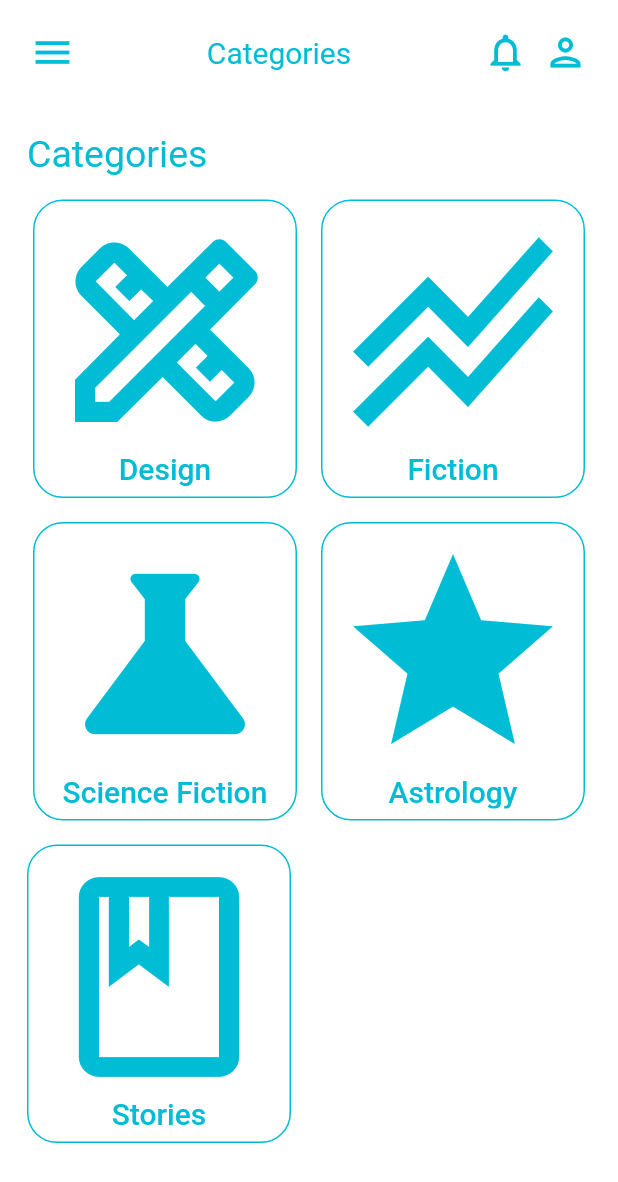
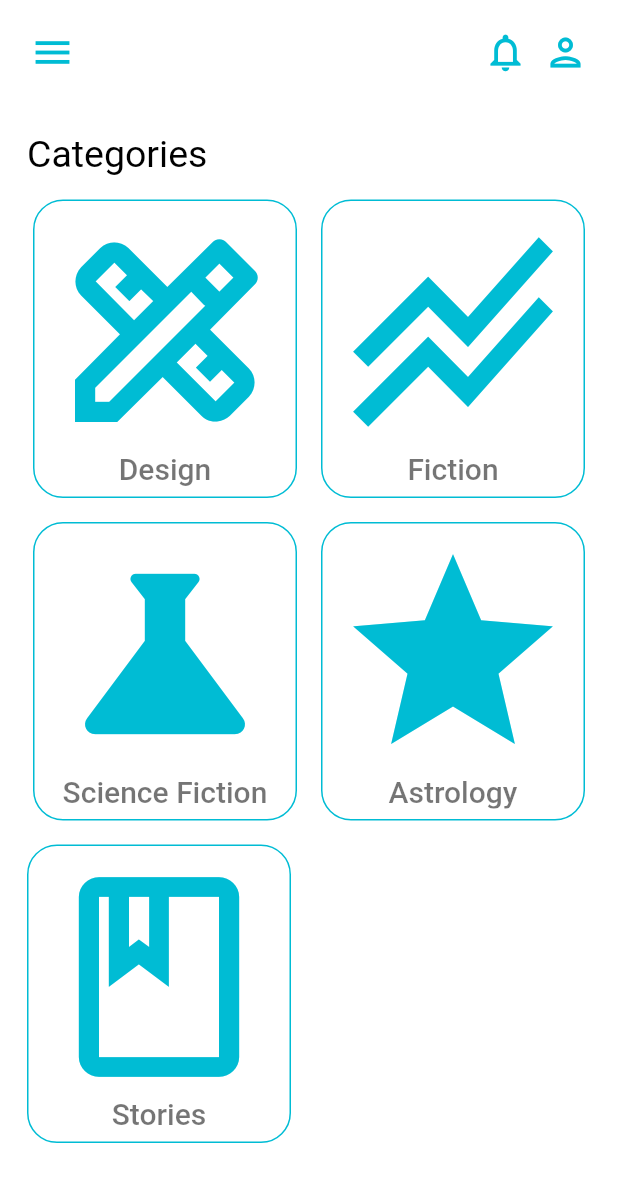
Before and after one commit to majdawad97/E-library, a Flutter app: the Category screen opened directly, on a phone screen of 412 x 824 dp. Shown: the top 1182 px of the screen. Run offline on Flutter 3.47's test engine with Material 2 defaults, Android fonts, the light colour scheme and no system bars; our stand-ins replace carousel_slider, responsive_grid.

Commit message:
edit category

```diff
--- a/lib/main_screen/category.dart
+++ b/lib/main_screen/category.dart
@@ -28,12 +28,6 @@ class _CategoryState extends State<Category> {
                         Icons.menu,
                         color: Colors.cyan,
                         size: 30,
-                      ),
-                      Center(
-                        child: Text(
-                          "Categories",
-                          style: TextStyle(fontSize: 20, color: Colors.cyan),
-                        ),
                       ),
                       Row(
                         children: [
@@ -86,7 +80,7 @@ class _CategoryState extends State<Category> {
                       alignment: Alignment.topLeft,
                       child: Text(
                         'Categories',
-                        style: TextStyle(fontSize: 25, color: Colors.cyan),
+                        style: TextStyle(fontSize: 25, color: Colors.black),
                       ),
                     ),
                   ),
@@ -112,7 +106,7 @@ class _CategoryState extends State<Category> {
                                 Text(
                                   'Design',
                                   style: TextStyle(
-                                      fontSize: 20, color: Colors.cyan),
+                                      fontSize: 20, color: Colors.black54),
                                 ),
                               ],
                             ),
@@ -147,7 +141,7 @@ class _CategoryState extends State<Category> {
                                 Text(
                                   'Fiction',
                                   style: TextStyle(
-                                      fontSize: 20, color: Colors.cyan),
+                                      fontSize: 20, color: Colors.black54),
                                 ),
                               ],
                             ),
@@ -188,7 +182,7 @@ class _CategoryState extends State<Category> {
                                 Text(
                                   'Science Fiction',
                                   style: TextStyle(
-                                      fontSize: 20, color: Colors.cyan),
+                                      fontSize: 20, color: Colors.black54),
                                 ),
                               ],
                             ),
@@ -223,7 +217,7 @@ class _CategoryState extends State<Category> {
                                 Text(
                                   'Astrology',
                                   style: TextStyle(
-                                      fontSize: 20, color: Colors.cyan),
+                                      fontSize: 20, color: Colors.black54),
                                 ),
                               ],
                             ),
@@ -264,7 +258,7 @@ class _CategoryState extends State<Category> {
                                 Text(
                                   'Stories',
                                   style: TextStyle(
-                                      fontSize: 20, color: Colors.cyan),
+                                      fontSize: 20, color: Colors.black54),
                                 ),
                               ],
                             ),
```
